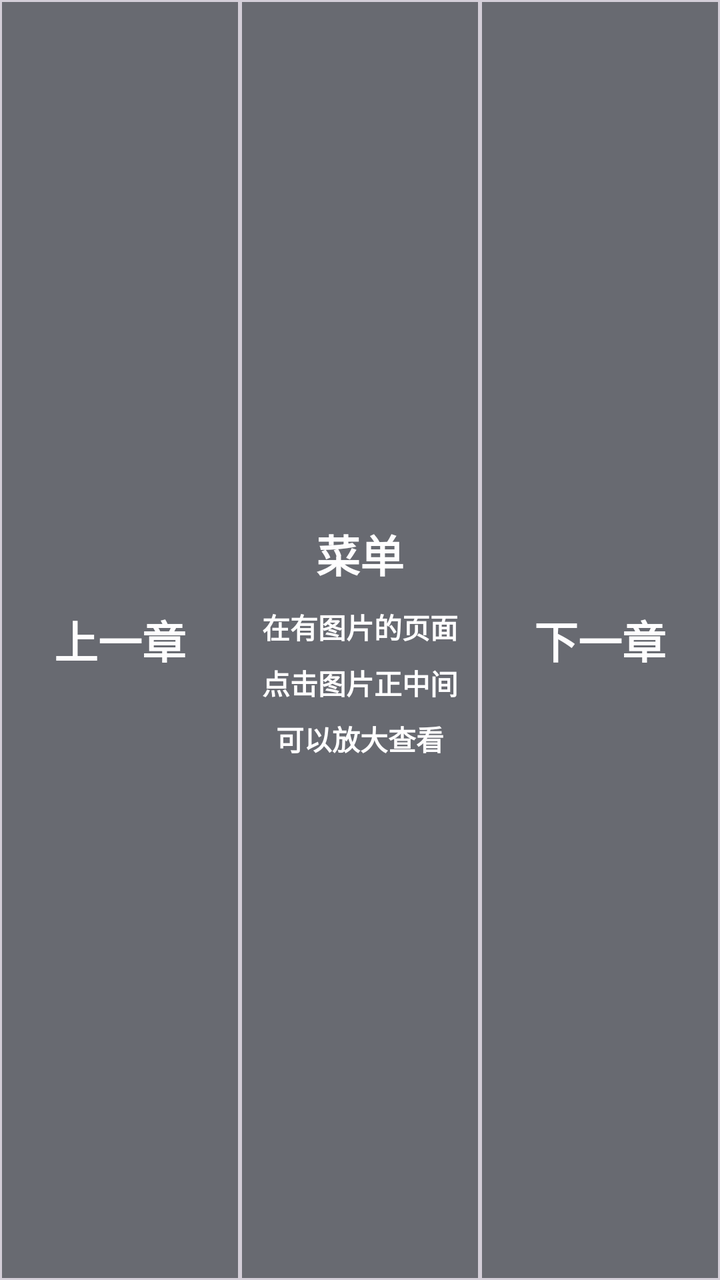
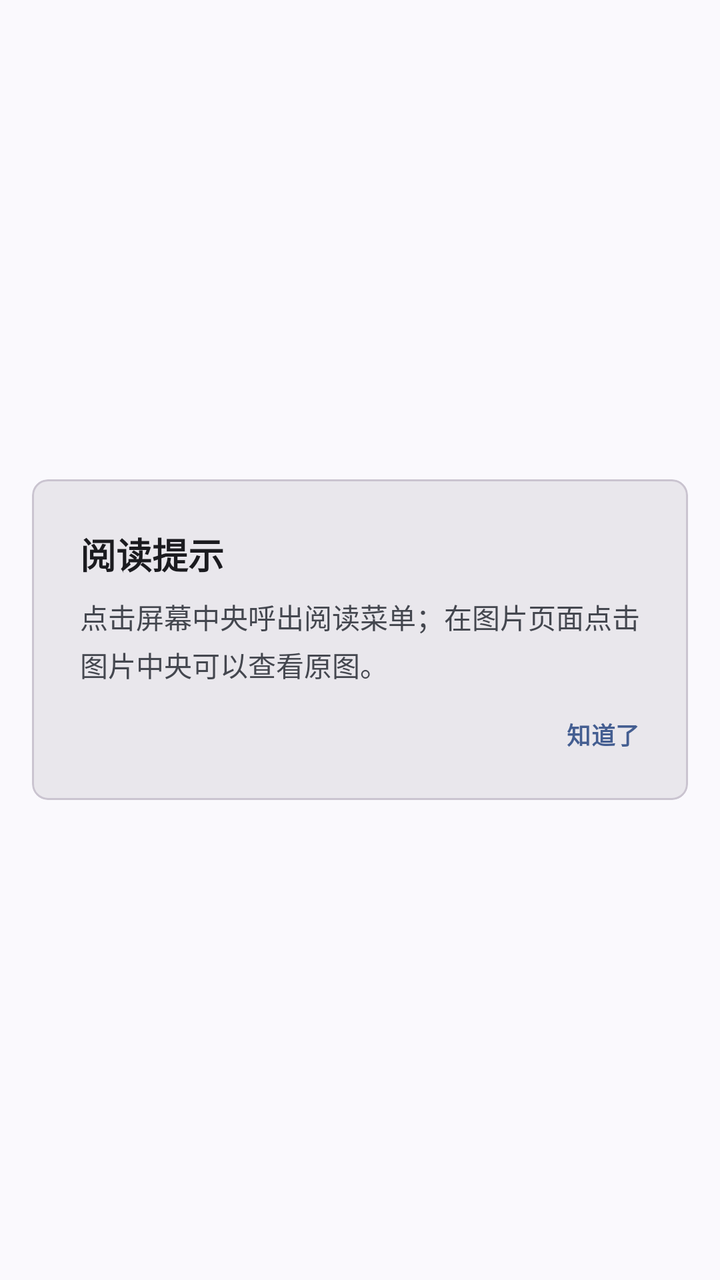

Compare the two renders of this Android layout. The source of the first and the diff that turns it into the second are given below.
<!-- AndroidManifest.xml: application theme Theme.HikariNovel -->
<!-- res/layout/view_horizontal_read_guide.xml -->
<?xml version="1.0" encoding="utf-8"?>
<LinearLayout
  xmlns:android="http://schemas.android.com/apk/res/android"
  xmlns:app="http://schemas.android.com/apk/res-auto"
  android:orientation="horizontal"
  android:layout_width="match_parent"
  android:layout_height="match_parent"
  android:alpha="0.8">
  <com.google.android.material.card.MaterialCardView
    android:layout_width="0dp"
    android:layout_height="match_parent"
    app:cardBackgroundColor="?attr/colorOnSurfaceVariant"
    android:padding="@dimen/gi_space_inset"
    app:cardCornerRadius="0dp"
    app:strokeWidth="@dimen/gi_stroke"
    android:layout_weight="1">
    <TextView
      android:layout_gravity="center"
      android:layout_width="wrap_content"
      android:layout_height="wrap_content"
      android:text="@string/previous_chapter"
      style="@style/TextAppearance.GalIsland.Heading"
      android:textColor="#ffffff" />
  </com.google.android.material.card.MaterialCardView>
  <com.google.android.material.card.MaterialCardView
    android:layout_width="0dp"
    android:layout_height="match_parent"
    app:cardBackgroundColor="?attr/colorOnSurfaceVariant"
    android:padding="@dimen/gi_space_inset"
    app:cardCornerRadius="0dp"
    app:strokeWidth="@dimen/gi_stroke"
    android:layout_weight="1">
    <LinearLayout
      android:layout_gravity="center"
      android:layout_width="wrap_content"
      android:layout_height="wrap_content"
      android:orientation="vertical">
      <TextView
        android:layout_gravity="center"
        android:layout_width="wrap_content"
        android:layout_height="wrap_content"
        android:gravity="center"
        android:text="@string/menu"
        style="@style/TextAppearance.GalIsland.Heading"
        android:textColor="#ffffff" />
      <TextView
        android:layout_marginLeft="@dimen/gi_space_inset"
        android:layout_marginRight="@dimen/gi_space_inset"
        android:layout_marginTop="@dimen/gi_space_inset"
        android:layout_gravity="center"
        android:layout_width="wrap_content"
        android:layout_height="wrap_content"
        android:gravity="center"
        android:textSize="@dimen/gi_text_card_title"
        android:text="@string/menu_tip"
        style="@style/TextAppearance.GalIsland.SheetTitle"
        android:textColor="#ffffff" />
    </LinearLayout>
  </com.google.android.material.card.MaterialCardView>
  <com.google.android.material.card.MaterialCardView
    android:layout_width="0dp"
    android:layout_height="match_parent"
    app:cardBackgroundColor="?attr/colorOnSurfaceVariant"
    android:padding="@dimen/gi_space_inset"
    app:cardCornerRadius="0dp"
    app:strokeWidth="@dimen/gi_stroke"
    android:layout_weight="1">
    <TextView
      android:layout_gravity="center"
      android:layout_width="wrap_content"
      android:layout_height="wrap_content"
      android:text="@string/next_chapter"
      style="@style/TextAppearance.GalIsland.Heading"
      android:textColor="#ffffff" />
  </com.google.android.material.card.MaterialCardView>
</LinearLayout>
<!-- resources referenced by this layout -->
<resources>
  <dimen name="gi_space_inset">10dp</dimen>
  <dimen name="gi_stroke">1dp</dimen>
  <dimen name="gi_text_card_title">14sp</dimen>
  <string name="menu">菜单</string>
  <string name="menu_tip">在有图片的页面点击图片正中间可以放大查看</string>
  <string name="next_chapter">下一章</string>
  <string name="previous_chapter">上一章</string>
  <dimen name="gi_text_heading">22sp</dimen>
  <dimen name="gi_text_sheet_title">18sp</dimen>
  <style name="ShapeAppearance.GalIsland.Small" parent="">
      <item name="cornerFamily">rounded</item>
      <item name="cornerSize">7dp</item>
    </style>
  <style name="ShapeAppearance.GalIsland.Medium" parent="">
      <item name="cornerFamily">rounded</item>
      <item name="cornerSize">8dp</item>
    </style>
  <style name="ShapeAppearance.GalIsland.Large" parent="">
      <item name="cornerFamily">rounded</item>
      <item name="cornerSize">10dp</item>
    </style>
  <style name="Widget.GalIsland.Slider" parent="Widget.Material3.Slider">
      <item name="trackHeight">4dp</item>
      <item name="thumbRadius">8dp</item>
      <item name="tickVisible">false</item>
      <item name="haloRadius">16dp</item>
    </style>
  <style name="Widget.GalIsland.Snackbar.TextView" parent="Widget.Material3.Snackbar.TextView">
      <item name="android:textColor">?attr/colorOnSurface</item>
    </style>
  <style name="ThemeOverlay.GalIsland.MaterialAlertDialog" parent="ThemeOverlay.Material3.MaterialAlertDialog">
      <item name="shapeAppearanceMediumComponent">@style/ShapeAppearance.GalIsland.Medium</item>
      <item name="materialAlertDialogTitleTextStyle">@style/TextAppearance.GalIsland.SectionTitle</item>
    </style>
  <style name="Widget.GalIsland.AppBar" parent="Widget.Material3.AppBarLayout">
          <item name="android:background">?attr/giSurfaceToolbar</item>
          <item name="android:stateListAnimator">@null</item>
          <item name="elevation">0dp</item>
      </style>
  <style name="ThemeOverlay.GalIsland.BottomSheet" parent="ThemeOverlay.Material3.BottomSheetDialog">
          <item name="bottomSheetStyle">@style/Widget.GalIsland.BottomSheet</item>
      </style>
  <style name="TextAppearance.GalIsland.Button" parent="TextAppearance.Material3.LabelLarge">
      <item name="android:textSize">12sp</item>
      <item name="android:textStyle">bold</item>
      <item name="android:letterSpacing">0.01</item>
    </style>
  <dimen name="gi_control_height">48dp</dimen>
  <dimen name="gi_control_icon">20dp</dimen>
  <style name="ShapeAppearance.GalIsland.Tag" parent="">
      <item name="cornerFamily">rounded</item>
      <item name="cornerSize">6dp</item>
    </style>
  <style name="TextAppearance.GalIsland.Tag" parent="TextAppearance.Material3.LabelSmall">
      <item name="android:textSize">10sp</item>
      <item name="android:letterSpacing">0</item>
    </style>
  <style name="TextAppearance.GalIsland.Tab" parent="TextAppearance.Material3.TitleSmall">
      <item name="android:textSize">13sp</item>
      <item name="android:textStyle">bold</item>
      <item name="android:letterSpacing">0</item>
    </style>
  <dimen name="gi_toolbar_height">56dp</dimen>
  <style name="Widget.GalIsland.BottomSheet" parent="Widget.Material3.BottomSheet.Modal">
          <item name="backgroundTint">?attr/colorSurface</item>
          <item name="shapeAppearance">@style/ShapeAppearance.GalIsland.Large</item>
      </style>
  <!-- unchanged entries left out for length: 12 -->
</resources>

<!-- the commit's change to res/layout/view_horizontal_read_guide.xml (unified diff, before → after) -->
@@ -1,76 +1,52 @@
 <?xml version="1.0" encoding="utf-8"?>
-<LinearLayout
-  xmlns:android="http://schemas.android.com/apk/res/android"
-  xmlns:app="http://schemas.android.com/apk/res-auto"
-  android:orientation="horizontal"
-  android:layout_width="match_parent"
-  android:layout_height="match_parent"
-  android:alpha="0.8">
-  <com.google.android.material.card.MaterialCardView
-    android:layout_width="0dp"
+<FrameLayout xmlns:android="http://schemas.android.com/apk/res/android"
+    xmlns:app="http://schemas.android.com/apk/res-auto"
+    android:layout_width="match_parent"
     android:layout_height="match_parent"
-    app:cardBackgroundColor="?attr/colorOnSurfaceVariant"
-    android:padding="@dimen/gi_space_inset"
-    app:cardCornerRadius="0dp"
-    app:strokeWidth="@dimen/gi_stroke"
-    android:layout_weight="1">
-    <TextView
-      android:layout_gravity="center"
-      android:layout_width="wrap_content"
-      android:layout_height="wrap_content"
-      android:text="@string/previous_chapter"
-      style="@style/TextAppearance.GalIsland.Heading"
-      android:textColor="#ffffff" />
-  </com.google.android.material.card.MaterialCardView>
-  <com.google.android.material.card.MaterialCardView
-    android:layout_width="0dp"
-    android:layout_height="match_parent"
-    app:cardBackgroundColor="?attr/colorOnSurfaceVariant"
-    android:padding="@dimen/gi_space_inset"
-    app:cardCornerRadius="0dp"
-    app:strokeWidth="@dimen/gi_stroke"
-    android:layout_weight="1">
-    <LinearLayout
-      android:layout_gravity="center"
-      android:layout_width="wrap_content"
-      android:layout_height="wrap_content"
-      android:orientation="vertical">
-      <TextView
+    android:clickable="true"
+    android:focusable="true">
+
+    <com.google.android.material.card.MaterialCardView
+        android:layout_width="match_parent"
+        android:layout_height="wrap_content"
         android:layout_gravity="center"
-        android:layout_width="wrap_content"
-        android:layout_height="wrap_content"
-        android:gravity="center"
-        android:text="@string/menu"
-        style="@style/TextAppearance.GalIsland.Heading"
-        android:textColor="#ffffff" />
-      <TextView
-        android:layout_marginLeft="@dimen/gi_space_inset"
-        android:layout_marginRight="@dimen/gi_space_inset"
-        android:layout_marginTop="@dimen/gi_space_inset"
-        android:layout_gravity="center"
-        android:layout_width="wrap_content"
-        android:layout_height="wrap_content"
-        android:gravity="center"
-        android:textSize="@dimen/gi_text_card_title"
-        android:text="@string/menu_tip"
-        style="@style/TextAppearance.GalIsland.SheetTitle"
-        android:textColor="#ffffff" />
-    </LinearLayout>
-  </com.google.android.material.card.MaterialCardView>
-  <com.google.android.material.card.MaterialCardView
-    android:layout_width="0dp"
-    android:layout_height="match_parent"
-    app:cardBackgroundColor="?attr/colorOnSurfaceVariant"
-    android:padding="@dimen/gi_space_inset"
-    app:cardCornerRadius="0dp"
-    app:strokeWidth="@dimen/gi_stroke"
-    android:layout_weight="1">
-    <TextView
-      android:layout_gravity="center"
-      android:layout_width="wrap_content"
-      android:layout_height="wrap_content"
-      android:text="@string/next_chapter"
-      style="@style/TextAppearance.GalIsland.Heading"
-      android:textColor="#ffffff" />
-  </com.google.android.material.card.MaterialCardView>
-</LinearLayout>
+        android:layout_margin="@dimen/gi_page_inset"
+        android:clickable="true"
+        android:focusable="true"
+        app:cardBackgroundColor="?attr/colorSurfaceContainerHigh"
+        app:cardCornerRadius="@dimen/gi_radius_card"
+        app:cardElevation="0dp"
+        app:strokeColor="?attr/colorOutlineVariant"
+        app:strokeWidth="@dimen/gi_stroke">
+
+        <LinearLayout
+            android:layout_width="match_parent"
+            android:layout_height="wrap_content"
+            android:orientation="vertical"
+            android:padding="@dimen/gi_space_xl">
+
+            <TextView
+                android:layout_width="match_parent"
+                android:layout_height="wrap_content"
+                android:text="@string/reader_tip_title"
+                style="@style/TextAppearance.GalIsland.SheetTitle" />
+
+            <TextView
+                android:layout_width="match_parent"
+                android:layout_height="wrap_content"
+                android:layout_marginTop="@dimen/gi_space_sm"
+                android:text="@string/reader_tip_body"
+                style="@style/TextAppearance.GalIsland.Body" />
+
+            <TextView
+                android:layout_width="wrap_content"
+                android:layout_height="wrap_content"
+                android:layout_gravity="end"
+                android:layout_marginTop="@dimen/gi_space_lg"
+                android:text="@string/reader_tip_dismiss"
+                android:textColor="?attr/colorPrimary"
+                android:textStyle="bold"
+                style="@style/TextAppearance.GalIsland.Button" />
+        </LinearLayout>
+    </com.google.android.material.card.MaterialCardView>
+</FrameLayout>
<!-- resource entries referenced after the edit -->
@@ -1,12 +1,19 @@
 <!-- resources referenced by this layout -->
 <resources>
-  <dimen name="gi_space_inset">10dp</dimen>
+  <dimen name="gi_page_inset">16dp</dimen>
+  <dimen name="gi_radius_card">8dp</dimen>
+  <dimen name="gi_space_lg">16dp</dimen>
+  <dimen name="gi_space_sm">8dp</dimen>
+  <dimen name="gi_space_xl">24dp</dimen>
   <dimen name="gi_stroke">1dp</dimen>
-  <dimen name="gi_text_card_title">14sp</dimen>
-  <string name="menu">菜单</string>
-  <string name="menu_tip">在有图片的页面点击图片正中间可以放大查看</string>
-  <string name="next_chapter">下一章</string>
-  <string name="previous_chapter">上一章</string>
+  <string name="reader_tip_body">点击屏幕中央呼出阅读菜单；在图片页面点击图片中央可以查看原图。</string>
+  <string name="reader_tip_dismiss">知道了</string>
+  <string name="reader_tip_title">阅读提示</string>
+  <style name="TextAppearance.GalIsland.Body" parent="TextAppearance.Material3.BodyMedium">
+          <item name="android:textSize">14sp</item>
+          <item name="android:textColor">?attr/colorOnSurfaceVariant</item>
+          <item name="android:letterSpacing">0</item>
+      </style>
   <dimen name="gi_text_heading">22sp</dimen>
   <dimen name="gi_text_sheet_title">18sp</dimen>
   <style name="ShapeAppearance.GalIsland.Small" parent="">
@@ -32,7 +39,7 @@
     </style>
   <style name="ThemeOverlay.GalIsland.MaterialAlertDialog" parent="ThemeOverlay.Material3.MaterialAlertDialog">
       <item name="shapeAppearanceMediumComponent">@style/ShapeAppearance.GalIsland.Medium</item>
-      <item name="materialAlertDialogTitleTextStyle">@style/TextAppearance.GalIsland.SectionTitle</item>
+      <item name="materialAlertDialogTitleTextStyle">@style/Widget.GalIsland.AlertDialog.Title</item>
     </style>
   <style name="Widget.GalIsland.AppBar" parent="Widget.Material3.AppBarLayout">
           <item name="android:background">?attr/giSurfaceToolbar</item>
@@ -63,6 +70,9 @@
       <item name="android:letterSpacing">0</item>
     </style>
   <dimen name="gi_toolbar_height">56dp</dimen>
+  <style name="Widget.GalIsland.AlertDialog.Title" parent="MaterialAlertDialog.Material3.Title.Text">
+      <item name="android:textAppearance">@style/TextAppearance.GalIsland.SectionTitle</item>
+    </style>
   <style name="Widget.GalIsland.BottomSheet" parent="Widget.Material3.BottomSheet.Modal">
           <item name="backgroundTint">?attr/colorSurface</item>
           <item name="shapeAppearance">@style/ShapeAppearance.GalIsland.Large</item>
